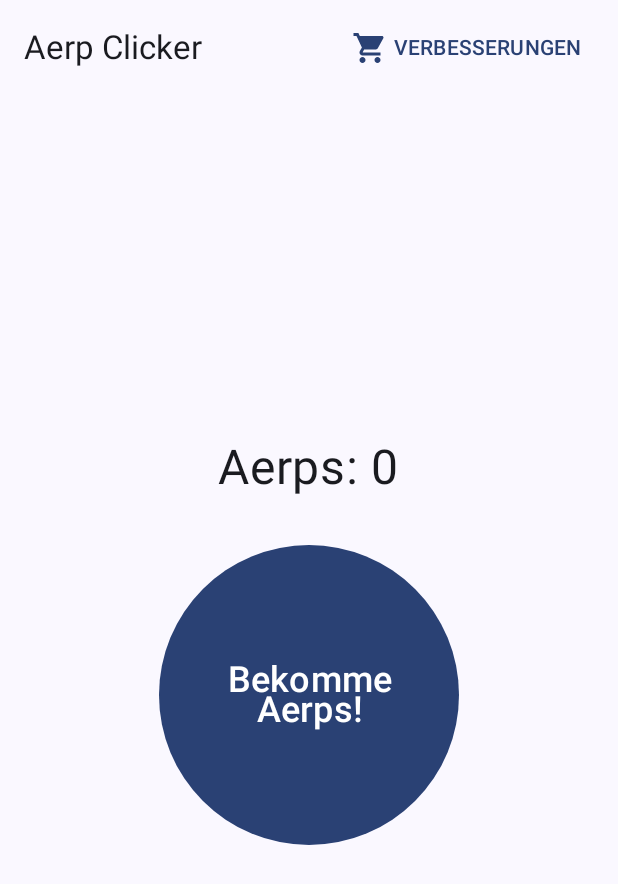
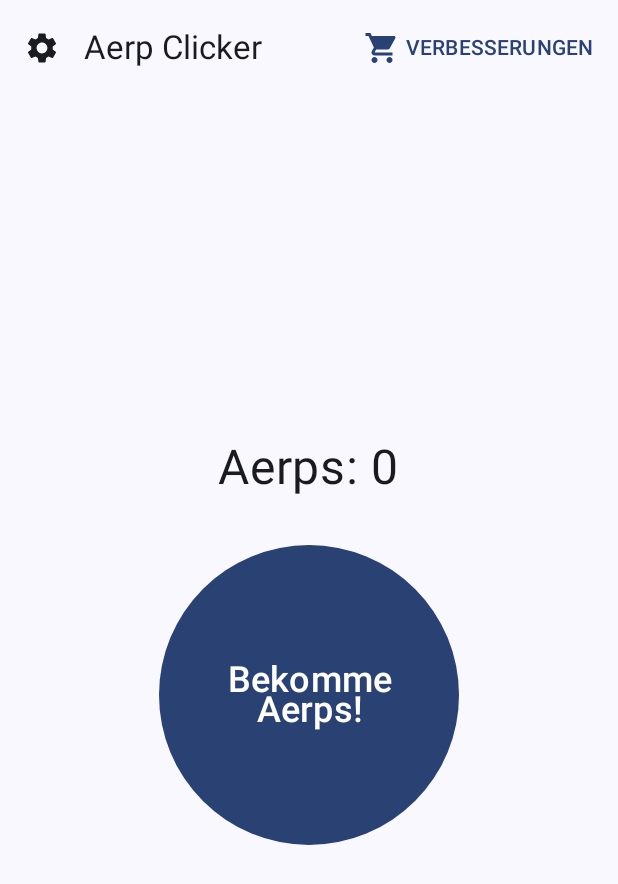
Before and after one commit to Aerodymeus/AerpClicker, an Android app built with Jetpack Compose: the screen it shows after launch (UI), on a phone screen of 412 x 824 dp. Shown: the top 884 px of the screen. Run offline under Robolectric (Android 15) with nearby library versions, the light colour scheme and no system bars.

Commit message:
Feat: Add Options Screen and Theme Selection
This commit introduces an options screen allowing users to select their preferred app theme (Light, Dark, or System Default). The selected theme is persisted using DataStore.

Key changes:
- **UI & Navigation:**
    - Added `OptionsScreen` composable for theme selection.
    - Implemented navigation between `GameScreen` and `OptionsScreen` using a `Screen` sealed class.
    - The TopAppBar now displays a "Settings" icon on the `GameScreen` to navigate to `OptionsScreen`, and a "Back" icon on `OptionsScreen` to return to `GameScreen`.
    - The Shop/Drawer can now only be accessed from the `GameScreen`.
    - Back navigation is handled appropriately for the new screen and the existing exit dialog.
- **Theme Management:**
    - Created `ThemeViewModel` to manage theme settings.
    - Theme preferences (Light, Dark, System) are stored in DataStore using `AppThemeKeys.SELECTED_THEME`.
    - `AerpClickerApp` now dynamically applies the selected theme.
    - Added `ThemeSetting` enum to represent theme choices.
- **DataStore:**
    - Added `AppThemeKeys` object in `GameSettings.kt` for the theme preference key.
- **Strings:**
    - Added new string resources for the Options screen title, theme selection options, and back button description in both `values/strings.xml` and `values-en/strings.xml`.
    - Marked several existing strings as `translatable="false"` to prevent translation where not needed.
- **Build & Versioning:**
    - Incremented `versionCode` to 4 and `versionName` to "0.0.4" in `app/build.gradle.kts`.
    - Updated `app/release/output-metadata.json` with the new version information.
    - Replaced the old APK with the new "AerpClicker v0.0.3 beta.apk".
    - Updated baseline profiles.

```diff
--- a/app/build.gradle.kts
+++ b/app/build.gradle.kts
@@ -15,8 +15,8 @@ android {
         applicationId = "dev.aerodymeus.aerpclicker"
         minSdk = 30
         targetSdk = 36
-        versionCode = 3
-        versionName = "0.0.3"
+        versionCode = 4
+        versionName = "0.0.4"
 
         testInstrumentationRunner = "androidx.test.runner.AndroidJUnitRunner"
     }
--- a/app/src/main/java/dev/aerodymeus/aerpclicker/GameSettings.kt
+++ b/app/src/main/java/dev/aerodymeus/aerpclicker/GameSettings.kt
@@ -6,6 +6,7 @@ import androidx.datastore.preferences.core.Preferences
 import androidx.datastore.preferences.core.booleanPreferencesKey
 import androidx.datastore.preferences.core.doublePreferencesKey
 import androidx.datastore.preferences.core.intPreferencesKey
+import androidx.datastore.preferences.core.stringPreferencesKey
 import androidx.datastore.preferences.preferencesDataStore
 
 // DataStore-Instanz für die App
@@ -28,3 +29,8 @@ object GameStateKeys {
     // passiveScoreGeneratorCost, factoryProductionUpgradeCost, factoryIntervalUpgradeCost werden abgeleitet
     // effectivePassiveScoreAmount und passiveGeneratorInterval werden von ihren Leveln abgeleitet
 }
+
+object AppThemeKeys {
+    val SELECTED_THEME =
+        stringPreferencesKey("selected_theme") // Speichert "LIGHT", "DARK", oder "SYSTEM"
+}
--- /dev/null
+++ b/app/src/main/java/dev/aerodymeus/aerpclicker/ThemeViewModel.kt
@@ -0,0 +1,39 @@
+package dev.aerodymeus.aerpclicker
+
+// Beispiel für ein separates ThemeViewModel.kt
+import android.app.Application
+import androidx.lifecycle.AndroidViewModel
+import androidx.lifecycle.viewModelScope
+import androidx.datastore.preferences.core.edit
+import kotlinx.coroutines.flow.SharingStarted
+import kotlinx.coroutines.flow.StateFlow
+import kotlinx.coroutines.flow.map
+import kotlinx.coroutines.flow.stateIn
+import kotlinx.coroutines.launch
+
+class ThemeViewModel(application: Application) : AndroidViewModel(application) {
+    private val dataStore = getApplication<Application>().applicationContext.gameDataStore
+
+    // Flow, um die aktuelle Theme-Einstellung aus DataStore zu lesen
+    val currentThemeSetting: StateFlow<ThemeSetting> = dataStore.data
+        .map { preferences ->
+            when (preferences[AppThemeKeys.SELECTED_THEME]) {
+                "LIGHT" -> ThemeSetting.LIGHT
+                "DARK" -> ThemeSetting.DARK
+                else -> ThemeSetting.SYSTEM // Standard ist System
+            }
+        }
+        .stateIn(
+            scope = viewModelScope,
+            started = SharingStarted.WhileSubscribed(5000),
+            initialValue = ThemeSetting.SYSTEM // Anfangswert, bis DataStore geladen hat
+        )
+
+    fun setThemeSetting(setting: ThemeSetting) {
+        viewModelScope.launch {
+            dataStore.edit { preferences ->
+                preferences[AppThemeKeys.SELECTED_THEME] = setting.name // Speichere den Enum-Namen als String
+            }
+        }
+    }
+}
--- a/app/src/main/java/dev/aerodymeus/aerpclicker/UI.kt
+++ b/app/src/main/java/dev/aerodymeus/aerpclicker/UI.kt
@@ -44,10 +44,24 @@ import androidx.compose.material3.AlertDialog
 import androidx.compose.material3.ButtonDefaults
 import dev.aerodymeus.aerpclicker.ui.theme.AerpClickerTheme
 import android.app.Application // Sicherstellen, dass dieser Import da ist
+import androidx.compose.foundation.isSystemInDarkTheme
+import androidx.compose.foundation.selection.selectable
+import androidx.compose.material3.IconButton
+import androidx.compose.material3.RadioButton
+import androidx.compose.runtime.collectAsState
 import androidx.compose.ui.platform.LocalContext // Sicherstellen, dass dieser Import da ist
+import androidx.compose.material.icons.filled.Settings
+import androidx.compose.material.icons.automirrored.filled.ArrowBack
 
+enum class ThemeSetting {
+    SYSTEM, LIGHT, DARK
+}
 
-
+sealed class Screen {
+    object Game : Screen()
+    object Options : Screen()
+    // object Shop : Screen() // Wenn du den Shop auch als separaten Screen behandeln würdest
+}
 
 class UI : ComponentActivity() {
     override fun onCreate(savedInstanceState: Bundle?) {
@@ -60,86 +74,65 @@ class UI : ComponentActivity() {
     }
 }
 
-@OptIn(ExperimentalMaterial3Api::class)
-@Composable
-fun AerpClickerApp(gameViewModel: GameViewModel = viewModel()) {
-    val drawerState = rememberDrawerState(initialValue = DrawerValue.Closed)
-    val scope = rememberCoroutineScope()
-
-    var showExitDialog by remember { mutableStateOf(false) }
 
 
-    // BackHandler für den Drawer (hat höhere Priorität, wenn enabled)
-    BackHandler(enabled = drawerState.isOpen, onBack = {
-        scope.launch {
-            drawerState.close()
-        }
-    })
+@Composable
+fun OptionsScreen(
+    modifier: Modifier = Modifier,
+    themeViewModel: ThemeViewModel,
+    currentThemeSetting: ThemeSetting // Den aktuellen Wert direkt empfangen
+) {
+   Column(
+       modifier = modifier
+           .fillMaxSize()
+           .padding(16.dp),
+       horizontalAlignment = Alignment.CenterHorizontally
+   ) {
+       Text(
+           text = stringResource(R.string.options_title), // String Ressource erstellen
+           style = MaterialTheme.typography.headlineSmall,
+           modifier = Modifier.padding(bottom = 24.dp)
+       )
 
-    // BackHandler zum Anzeigen des Exit-Dialogs (nur aktiv, wenn Drawer geschlossen ist)
-    BackHandler(enabled = drawerState.isClosed && !showExitDialog) { // Verhindert erneutes Öffnen, wenn Dialog schon offen
-        showExitDialog = true
-    }
+       Text(
+           text = stringResource(R.string.theme_selection_title), // String Ressource erstellen
+           style = MaterialTheme.typography.titleMedium,
+           modifier = Modifier.padding(bottom = 8.dp)
+       )
 
-    if (showExitDialog) {
-        val currentActivity = LocalActivity.current as? ComponentActivity // Hole die Activity-Referenz hier
-        AlertDialog(
-            onDismissRequest = { showExitDialog = false }, // Dialog schließen, wenn außerhalb geklickt wird
-            title = { Text(stringResource(id = R.string.exit_dialog_title)) },
-            text = { Text(stringResource(id = R.string.exit_dialog_text)) },
-            confirmButton = {
-                TextButton(onClick = {
-                    showExitDialog = false
-                    currentActivity?.finish() // Sicheres Aufrufen von finish()
-                }) {
-                    Text(stringResource(id = R.string.exit_dialog_confirm_button))
+                // Radio Buttons für Theme-Auswahl
+                ThemeSetting.entries.forEach { setting -> // ThemeSetting.values() für ältere Kotlin-Versionen
+                    Row(
+                        Modifier
+                            .fillMaxWidth()
+                            .selectable(
+                                selected = (currentThemeSetting == setting),
+                                onClick = { themeViewModel.setThemeSetting(setting) }
+                            )
+                            .padding(vertical = 8.dp),
+                        verticalAlignment = Alignment.CenterVertically
+                    ) {
+                        RadioButton(
+                            selected = (currentThemeSetting == setting),
+                            onClick = { themeViewModel.setThemeSetting(setting) }
+                        )
+                        Text(
+                            text = when (setting) {
+                                ThemeSetting.LIGHT -> stringResource(R.string.theme_light) // String Ressource
+                                ThemeSetting.DARK -> stringResource(R.string.theme_dark)   // String Ressource
+                                ThemeSetting.SYSTEM -> stringResource(R.string.theme_system) // String Ressource
+                            },
+                            style = MaterialTheme.typography.bodyLarge,
+                            modifier = Modifier.padding(start = 16.dp)
+                        )
+                    }
                 }
-            },
-            dismissButton = {
-                TextButton(onClick = { showExitDialog = false }) {
-                    Text(stringResource(id = R.string.exit_dialog_dismiss_button))
-                }
-            }
-        )
-    }
 
-
-
-    ModalNavigationDrawer(
-        drawerState = drawerState,
-        drawerContent = {
-            ModalDrawerSheet {
-                ShopMenu(gameViewModel = gameViewModel)
+                // Hier könntest du weitere Optionen hinzufügen
+                // Spacer(Modifier.height(24.dp))
+                // Text("Weitere Option...")
             }
         }
-    ) {
-        Scaffold(
-            topBar = {
-                TopAppBar(
-                    title = { Text(stringResource(id = R.string.top_bar_title)) },
-                    actions = {
-                        TextButton(
-                            onClick = { scope.launch { drawerState.open() } },
-                            modifier = Modifier.padding(end = 8.dp) // Etwas Abstand zum Rand
-                        ) {
-                            Icon(
-                                imageVector = Icons.Filled.ShoppingCart, // Oder Icons.Filled.Store
-                                contentDescription = stringResource(id = R.string.shop_title)
-                            )
-                            Spacer(Modifier.width(4.dp))
-                            Text(stringResource(id = R.string.shop_title).uppercase()) // SHOP in Großbuchstaben für mehr Betonung
-                        }
-                    }
-                )
-            }
-        ) { paddingValues ->
-            GameScreen(
-                modifier = Modifier.padding(paddingValues),
-                gameViewModel = gameViewModel
-            )
-        }
-    }
-}
 
 @SuppressLint("StringFormatMatches", "DefaultLocale") // Nötig für die Formatierung des Multiplikators
 @Composable
@@ -551,3 +544,139 @@ fun DefaultPreviewLandscape() {
         AerpClickerApp(gameViewModel = previewViewModel)
     }
 }
+
+
+
+@OptIn(ExperimentalMaterial3Api::class)
+@Composable
+fun AerpClickerApp(gameViewModel: GameViewModel = viewModel(),
+                   themeViewModel: ThemeViewModel = viewModel()
+) {
+    val drawerState = rememberDrawerState(initialValue = DrawerValue.Closed)
+    val scope = rememberCoroutineScope()
+    var showExitDialog by remember { mutableStateOf(false) }
+    val currentTheme by themeViewModel.currentThemeSetting.collectAsState()
+
+    var currentScreen by remember { mutableStateOf<Screen>(Screen.Game) } // Zustand für aktuellen Screen
+
+    // Wende das Theme dynamisch an
+    AerpClickerTheme(
+        darkTheme = when (currentTheme) {
+            ThemeSetting.LIGHT -> false
+            ThemeSetting.DARK -> true
+            ThemeSetting.SYSTEM -> isSystemInDarkTheme()
+        }
+    ) {
+
+        // Back-Handler Logik
+        BackHandler(enabled = drawerState.isOpen && currentScreen == Screen.Game) { // Nur für Drawer im GameScreen        scope.launch {
+            scope.launch {
+                drawerState.close()
+            }
+        }
+        BackHandler(enabled = currentScreen == Screen.Options) { // Zurück vom OptionsScreen zum GameScreen
+            currentScreen = Screen.Game
+        }
+        // BackHandler zum Anzeigen des Exit-Dialogs (nur aktiv, wenn Drawer geschlossen ist)
+        BackHandler(enabled = drawerState.isClosed && !showExitDialog) { // Verhindert erneutes Öffnen, wenn Dialog schon offen
+            showExitDialog = true
+        }
+
+        if (showExitDialog) {
+            val currentActivity =
+                LocalActivity.current as? ComponentActivity // Hole die Activity-Referenz hier
+            AlertDialog(
+                onDismissRequest = {
+                    showExitDialog = false
+                }, // Dialog schließen, wenn außerhalb geklickt wird
+                title = { Text(stringResource(id = R.string.exit_dialog_title)) },
+                text = { Text(stringResource(id = R.string.exit_dialog_text)) },
+                confirmButton = {
+                    TextButton(onClick = {
+                        showExitDialog = false
+                        currentActivity?.finish() // Sicheres Aufrufen von finish()
+                    }) {
+                        Text(stringResource(id = R.string.exit_dialog_confirm_button))
+                    }
+                },
+                dismissButton = {
+                    TextButton(onClick = { showExitDialog = false }) {
+                        Text(stringResource(id = R.string.exit_dialog_dismiss_button))
+                    }
+                }
+            )
+        }
+
+
+
+        ModalNavigationDrawer(
+            drawerState = drawerState,
+            gesturesEnabled = currentScreen == Screen.Game, // Drawer nur im GameScreen öffnen
+            drawerContent = {
+                ModalDrawerSheet {
+                    ShopMenu(gameViewModel = gameViewModel)
+                }
+            }
+        ) {
+            Scaffold(
+                topBar = {
+                    TopAppBar(
+                        title = { Text(stringResource(id = R.string.top_bar_title)) },
+                        navigationIcon = {
+                            when (currentScreen) {
+                                Screen.Game -> {
+                                    // Options-Icon auf der linken Seite im GameScreen
+                                    IconButton(onClick = { currentScreen = Screen.Options }) {
+                                        Icon(
+                                            imageVector = Icons.Filled.Settings,
+                                            contentDescription = stringResource(R.string.options_title)
+                                        )
+                                    }
+                                }
+                                Screen.Options -> {
+                                    // Zurück-Icon auf der linken Seite im OptionsScreen
+                                    IconButton(onClick = { currentScreen = Screen.Game }) {
+                                        Icon(
+                                            imageVector = Icons.AutoMirrored.Filled.ArrowBack,
+                                            contentDescription = stringResource(R.string.back_button_description)
+                                        )
+                                    }
+                                }
+                            }
+                        },
+                        actions = {
+                            // Shop-Button nur im GameScreen und jetzt allein in den Actions auf der rechten Seite
+                            if (currentScreen == Screen.Game) {
+                                TextButton(
+                                    onClick = { scope.launch { drawerState.open() } }
+                                ) {
+                                    Icon(
+                                        imageVector = Icons.Filled.ShoppingCart,
+                                        contentDescription = stringResource(id = R.string.shop_title)
+                                    )
+                                    Spacer(Modifier.width(4.dp))
+                                    Text(stringResource(id = R.string.shop_title).uppercase())
+                                }
+                            }
+                            // Optional: Wenn du noch andere Icons rechts haben möchtest, kämen sie hierher.
+                        }
+                    )
+                }
+            ) { paddingValues ->
+                // Wechsle den angezeigten Inhalt basierend auf currentScreen
+                when (currentScreen) {
+                    is Screen.Game -> GameScreen(
+                        modifier = Modifier.padding(paddingValues),
+                        gameViewModel = gameViewModel
+                    )
+
+                    is Screen.Options -> OptionsScreen(
+                        modifier = Modifier.padding(paddingValues),
+                        themeViewModel = themeViewModel,
+                        currentThemeSetting = currentTheme // currentTheme direkt übergeben
+                    )
+                }
+            }
+        }
+    }
+}
--- a/app/src/main/res/values/strings.xml
+++ b/app/src/main/res/values/strings.xml
@@ -1,18 +1,18 @@
 <resources>
-    <string name="app_name">Aerp Clicker</string>
+    <string name="app_name" translatable="false">Aerp Clicker</string>
     <string name="get_aerps_text">Bekomme Aerps!</string>
     <string name="duplicate_aerps_label">Doppelte Aerps</string> <!-- Für den App-Titel in der Manifest-Datei und ggf. anderswo -->
 
     <!-- UI.kt - AerpClickerApp -->
-    <string name="top_bar_title">Aerp Clicker</string>
+    <string name="top_bar_title" translatable="false">Aerp Clicker</string>
     <string name="menu_content_description">Menü öffnen</string>
 
     <!-- UI.kt - GameScreen -->
-    <string name="score_text">Aerps: %1$d</string> <!-- Prefix für den Punktestand -->
+    <string name="score_text" translatable="false">Aerps: %1$d</string> <!-- Prefix für den Punktestand -->
     <string name="click_me_button">Bekomme Aerps!</string>
     <string name="cooldown_auto_clicker_prefix">Auto-Klicker: </string>
     <string name="cooldown_aerp_factory_prefix">Aerp-Fabrik: </string>
-    <string name="cooldown_suffix">s</string> <!-- Suffix für Sekunden -->
+    <string name="cooldown_suffix" translatable="false">s</string> <!-- Suffix für Sekunden -->
 
     <!-- UI.kt - ShopMenu -->
     <string name="shop_title">Verbesserungen</string>
@@ -22,7 +22,7 @@
 
     <!-- UI.kt - ShopItem -->
     <string name="shop_item_cost_prefix">Kosten: </string>
-    <string name="shop_item_cost_suffix"> Aerps</string>
+    <string name="shop_item_cost_suffix" translatable="false"> Aerps</string>
     <string name="shop_item_status_active">Aktiv</string>
     <string name="shop_item_status_inactive">Inaktiv</string>
     <string name="shop_item_buy_button">Kaufen</string>
@@ -99,5 +99,12 @@
     <string name="exit_dialog_text">Möchtest du Aerp Clicker wirklich beenden?</string>
     <string name="exit_dialog_confirm_button">Beenden</string>
     <string name="exit_dialog_dismiss_button">Abbrechen</string>
+<!-- In res/values/strings.xml (und values-en/strings.xml) -->
+    <string name="options_title">Einstellungen</string>
+    <string name="theme_selection_title">App-Design</string>
+    <string name="theme_light">Hell</string>
+    <string name="theme_dark">Dunkel</string>
+    <string name="theme_system">Systemstandard</string>
+    <string name="back_button_description">Zurück</string>
 
 </resources>
```
Also changed, not shown: 5 other files.
